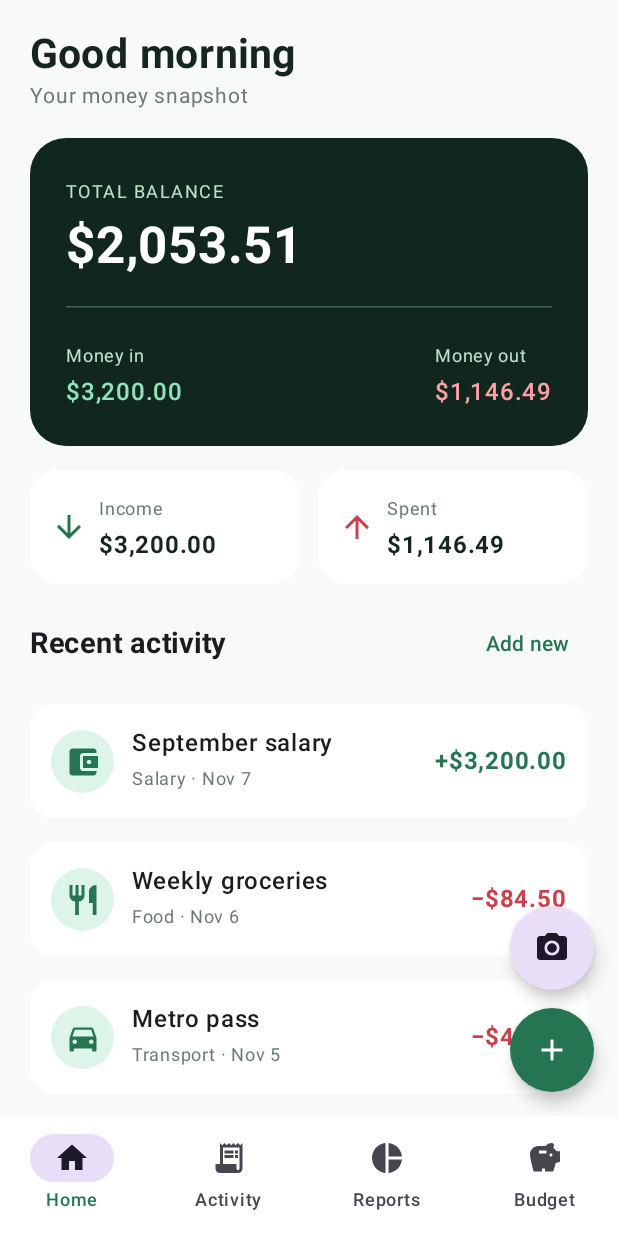
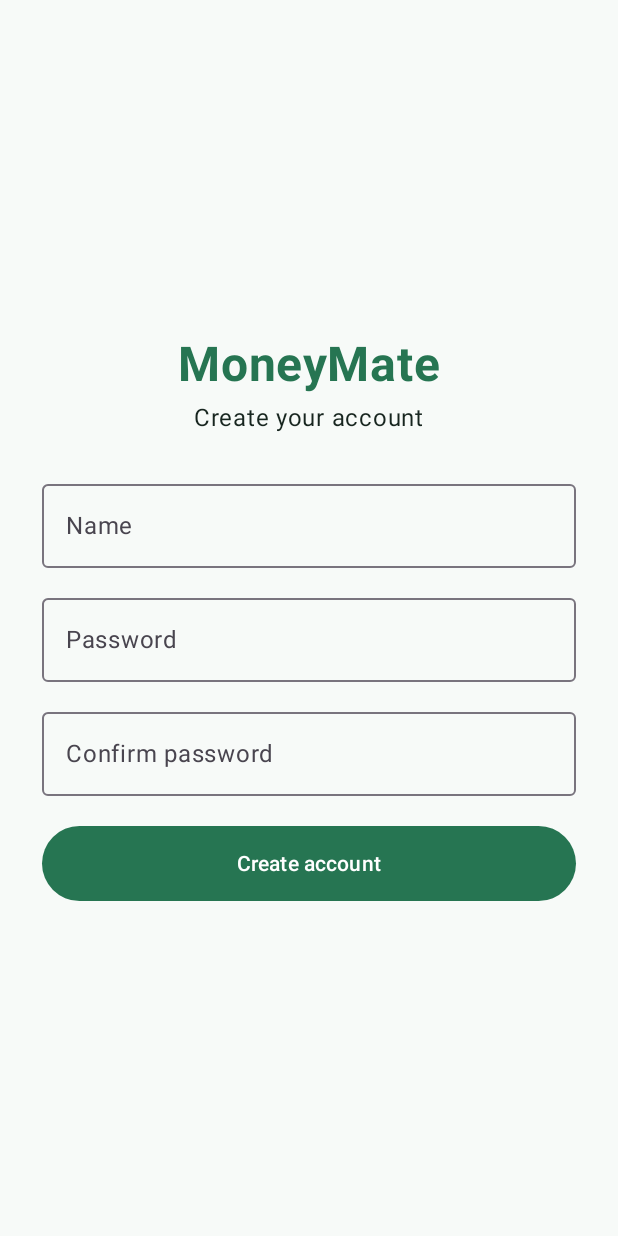
Before and after one commit to kidcat8288/AndroidMobileProject, an Android app built with Jetpack Compose: the screen it shows after launch (MainActivity), on a phone screen of 412 x 824 dp. Run offline under Robolectric (Android 15) with nearby library versions, the phone set to English and light mode, and no system bars; pictures from the network do not load.

Commit message:
add login and log out functions

```diff
--- a/app/src/main/java/com/moneymate/app/MainActivity.kt
+++ b/app/src/main/java/com/moneymate/app/MainActivity.kt
@@ -39,6 +39,8 @@ import java.text.SimpleDateFormat
 import java.util.Date
 import java.util.Locale
 import java.util.UUID
+import com.moneymate.app.auth.AuthGate
+import com.moneymate.app.auth.AuthStore
 import com.moneymate.app.receipt.ReceiptDraft
 import com.moneymate.app.receipt.ReceiptScannerFab
 import com.moneymate.app.receipt.rememberReceiptScanner
@@ -71,14 +73,15 @@ data class Transaction(
 class MainActivity : ComponentActivity() {
     override fun onCreate(savedInstanceState: Bundle?) {
         super.onCreate(savedInstanceState)
-        setContent { MoneyMate() }
+        setContent { AuthGate(onAccountReplaced = { TransactionStore(this).clear() }) { onLogout -> MoneyMate(onLogout) } }
     }
 }
 
 @Composable
-internal fun MoneyMate() {
+internal fun MoneyMate(onLogout: (() -> Unit)? = null) {
     val context = androidx.compose.ui.platform.LocalContext.current
     val store = remember { TransactionStore(context) }
+    val userName = remember { AuthStore(context).displayName }
     val transactions = remember { mutableStateListOf<Transaction>().also { it.addAll(store.load()) } }
     var page by rememberSaveable { mutableIntStateOf(0) }
     var adding by rememberSaveable { mutableStateOf(false) }
@@ -122,7 +125,7 @@ internal fun MoneyMate() {
         ) { padding ->
             Box(Modifier.fillMaxSize().padding(padding)) {
                 when (page) {
-                    0 -> Dashboard(transactions, onAdd = openManual)
+                    0 -> Dashboard(transactions, userName, onAdd = openManual, onLogout = onLogout)
                     1 -> ActivityPage(
                         transactions = transactions,
                         onUpdate = { updated ->
@@ -161,11 +164,16 @@ internal fun MoneyMate() {
 }
 
 @Composable
-private fun Dashboard(transactions: List<Transaction>, onAdd: () -> Unit) {
+private fun Dashboard(transactions: List<Transaction>, userName: String, onAdd: () -> Unit, onLogout: (() -> Unit)?) {
     val income = transactions.filter { it.kind == TransactionKind.INCOME }.sumOf { it.amount }
     val expenses = transactions.filter { it.kind == TransactionKind.EXPENSE }.sumOf { it.amount }
     LazyColumn(Modifier.fillMaxSize(), contentPadding = PaddingValues(20.dp), verticalArrangement = Arrangement.spacedBy(16.dp)) {
-        item { Title("Good morning", "Your money snapshot") }
+        item {
+            Row(verticalAlignment = Alignment.CenterVertically) {
+                Box(Modifier.weight(1f)) { Title(if (userName.isBlank()) "Good morning" else "Good morning, $userName", "Your money snapshot") }
+                if (onLogout != null) IconButton(onClick = onLogout) { Icon(Icons.Default.Logout, "Log out", tint = Muted) }
+            }
+        }
         item { BalanceCard(income - expenses, income, expenses) }
         item {
             Row(Modifier.fillMaxWidth(), horizontalArrangement = Arrangement.spacedBy(12.dp)) {
@@ -469,6 +477,7 @@ private class TransactionStore(context: Context) {
             if (p.size == 6) runCatching { Transaction(p[0], p[1], p[2], p[3].toDouble(), TransactionKind.valueOf(p[4]), p[5].toLong()) }.getOrNull() else null
         }
     }
+    fun clear() { prefs.edit().remove("items").commit() }
     fun save(items: List<Transaction>) { prefs.edit().putString("items", items.joinToString("\\n") { "${it.id}|${it.name.replace("|", " ")}|${it.category}|${it.amount}|${it.kind}|${it.timestamp}" }).apply() }
 }
 
--- /dev/null
+++ b/app/src/main/java/com/moneymate/app/auth/AuthScreen.kt
@@ -0,0 +1,226 @@
+package com.moneymate.app.auth
+
+import androidx.compose.foundation.layout.*
+import androidx.compose.material3.*
+import androidx.compose.runtime.*
+import androidx.compose.runtime.saveable.rememberSaveable
+import androidx.compose.ui.Alignment
+import androidx.compose.ui.Modifier
+import androidx.compose.ui.graphics.Color
+import androidx.compose.ui.platform.LocalContext
+import androidx.compose.foundation.text.KeyboardActions
+import androidx.compose.foundation.text.KeyboardOptions
+import androidx.compose.ui.text.font.FontWeight
+import androidx.compose.ui.text.input.ImeAction
+import androidx.compose.ui.text.input.KeyboardType
+import androidx.compose.ui.text.input.PasswordVisualTransformation
+import androidx.compose.ui.unit.dp
+import androidx.compose.ui.unit.sp
+import kotlinx.coroutines.Dispatchers
+import kotlinx.coroutines.launch
+import kotlinx.coroutines.withContext
+
+private const val MIN_PASSWORD = 4
+
+/**
+ * Shows the login / register screen until the user is in, then [content].
+ * [onAccountReplaced] runs on a background thread, before the new account is saved,
+ * when "Create a new account" replaces an existing one; use it to wipe the old user's data.
+ */
+@Composable
+fun AuthGate(onAccountReplaced: () -> Unit = {}, content: @Composable (onLogout: () -> Unit) -> Unit) {
+    val context = LocalContext.current
+    val store = remember { AuthStore(context.applicationContext) }
+    var hasAccount by remember { mutableStateOf(store.hasAccount()) }
+    var displayName by remember { mutableStateOf(store.displayName) }
+    var loggedIn by rememberSaveable { mutableStateOf(false) }  // Survives rotation and system-restored process death; a cold start asks for login again
+    if (loggedIn) {
+        content { loggedIn = false }
+    } else {
+        AuthScreen(
+            hasAccount = hasAccount,
+            greetingName = displayName,
+            onRegister = { name, password ->
+                val replacing = hasAccount
+                val ok = withContext(Dispatchers.Default) {
+                    runCatching {
+                        if (replacing) onAccountReplaced()
+                        store.register(name, password)
+                    }.isSuccess
+                }
+                if (ok) {
+                    hasAccount = true
+                    displayName = store.displayName
+                    loggedIn = true
+                }
+                ok
+            },
+            onLogin = { password ->
+                withContext(Dispatchers.Default) { store.verify(password) }.also { ok -> if (ok) loggedIn = true }
+            }
+        )
+    }
+}
+
+@Composable
+private fun AuthScreen(
+    hasAccount: Boolean,
+    greetingName: String,
+    onRegister: suspend (String, String) -> Boolean,
+    onLogin: suspend (String) -> Boolean
+) {
+    MaterialTheme(
+        colorScheme = lightColorScheme(
+            primary = Color(0xFF267552), background = Color(0xFFF7FAF8),
+            surface = Color.White, onSurface = Color(0xFF17251F)
+        )
+    ) {
+        var registering by rememberSaveable { mutableStateOf(!hasAccount) }
+        var confirmReplace by rememberSaveable { mutableStateOf(false) }
+        var name by rememberSaveable { mutableStateOf("") }
+        // Passwords use plain remember so they never land in the saved-state Bundle
+        var password by remember { mutableStateOf("") }
+        var confirm by remember { mutableStateOf("") }
+        var error by rememberSaveable { mutableStateOf<String?>(null) }
+        var busy by remember { mutableStateOf(false) }
+        val scope = rememberCoroutineScope()
+
+        fun switchMode(toRegister: Boolean) {
+            registering = toRegister
+            password = ""
+            confirm = ""
+            error = null
+        }
+
+        fun submit() {
+            if (busy) return
+            if (!registering) {
+                if (password.isBlank()) { error = "Enter your password"; return }
+                busy = true
+                scope.launch {
+                    if (!onLogin(password)) {
+                        busy = false
+                        password = ""
+                        error = "Incorrect password"
+                    }
+                }
+            } else {
+                val problem = when {
+                    name.isBlank() -> "Enter your name"
+                    password.isBlank() -> "Enter a password"
+                    password.length < MIN_PASSWORD -> "Password must be at least $MIN_PASSWORD characters"
+                    password != confirm -> "Passwords don't match"
+                    else -> null
+                }
+                if (problem != null) { error = problem; return }
+                busy = true
+                scope.launch {
+                    if (!onRegister(name, password)) {
+                        busy = false
+                        error = "Couldn't create the account. Try again."
+                    }
+                }
+            }
+        }
+
+        Surface(Modifier.fillMaxSize(), color = MaterialTheme.colorScheme.background) {
+            Column(
+                Modifier.fillMaxSize().padding(28.dp),
+                verticalArrangement = Arrangement.Center,
+                horizontalAlignment = Alignment.CenterHorizontally
+            ) {
+                Text("MoneyMate", fontSize = 32.sp, fontWeight = FontWeight.Bold, color = MaterialTheme.colorScheme.primary)
+                Text(
+                    when {
+                        registering && hasAccount -> "Create a new account"
+                        registering -> "Create your account"
+                        greetingName.isNotBlank() -> "Welcome back, $greetingName"
+                        else -> "Welcome back"
+                    },
+                    fontSize = 16.sp,
+                    color = MaterialTheme.colorScheme.onSurface,
+                    modifier = Modifier.padding(top = 4.dp, bottom = 24.dp)
+                )
+
+                if (registering) {
+                    OutlinedTextField(
+                        value = name, onValueChange = { name = it; error = null },
+                        label = { Text("Name") }, singleLine = true, enabled = !busy,
+                        keyboardOptions = KeyboardOptions(imeAction = ImeAction.Next),
+                        modifier = Modifier.fillMaxWidth()
+                    )
+                    Spacer(Modifier.height(12.dp))
+                }
+                OutlinedTextField(
+                    value = password, onValueChange = { password = it; error = null },
+                    label = { Text("Password") }, singleLine = true, enabled = !busy,
+                    visualTransformation = PasswordVisualTransformation(),
+                    keyboardOptions = KeyboardOptions(
+                        keyboardType = KeyboardType.Password,
+                        imeAction = if (registering) ImeAction.Next else ImeAction.Done
+                    ),
+                    keyboardActions = KeyboardActions(onDone = { submit() }),
+                    modifier = Modifier.fillMaxWidth()
+                )
+                if (registering) {
+                    Spacer(Modifier.height(12.dp))
+                    OutlinedTextField(
+                        value = confirm, onValueChange = { confirm = it; error = null },
+                        label = { Text("Confirm password") }, singleLine = true, enabled = !busy,
+                        visualTransformation = PasswordVisualTransformation(),
+                        keyboardOptions = KeyboardOptions(keyboardType = KeyboardType.Password, imeAction = ImeAction.Done),
+                        keyboardActions = KeyboardActions(onDone = { submit() }),
+                        modifier = Modifier.fillMaxWidth()
+                    )
+                }
+                error?.let {
+                    Text(it, color = Color(0xFFC6434D), fontSize = 13.sp, modifier = Modifier.padding(top = 10.dp))
+                }
+                Spacer(Modifier.height(20.dp))
+                Button(
+                    onClick = { submit() },
+                    enabled = !busy && (registering || password.isNotBlank()),
+                    modifier = Modifier.fillMaxWidth().height(50.dp)
+                ) {
+                    if (busy) {
+                        CircularProgressIndicator(Modifier.size(20.dp), strokeWidth = 2.dp, color = MaterialTheme.colorScheme.primary)
+                    } else {
+                        Text(
+                            when {
+                                registering -> "Create account"
+                                greetingName.isNotBlank() -> "Log in as $greetingName"
+                                else -> "Log in"
+                            }
+                        )
+                    }
+                }
+                if (hasAccount) {
+                    Spacer(Modifier.height(8.dp))
+                    if (registering) {
+                        TextButton(onClick = { switchMode(false) }, enabled = !busy) { Text("Back to log in") }
+                    } else {
+                        OutlinedButton(
+                            onClick = { confirmReplace = true }, enabled = !busy,
+                            modifier = Modifier.fillMaxWidth().height(50.dp)
+                        ) { Text("Create a new account") }
+                    }
+                }
+            }
+        }
+
+        if (confirmReplace) {
+            val who = if (greetingName.isNotBlank()) "$greetingName's" else "the saved"
+            AlertDialog(
+                onDismissRequest = { confirmReplace = false },
+                title = { Text("Replace $who account?") },
+                text = { Text("This removes the saved account and all its transactions on this device. It can't be undone.") },
+                confirmButton = {
+                    TextButton(onClick = { confirmReplace = false; switchMode(true) }) {
+                        Text("Continue", color = Color(0xFFC6434D))
+                    }
+                },
+                dismissButton = { TextButton(onClick = { confirmReplace = false }) { Text("Cancel") } }
+            )
+        }
+    }
+}
```
Also changed, not shown: app/src/main/java/com/moneymate/app/auth/AuthStore.kt (added, +35 -0 lines).
